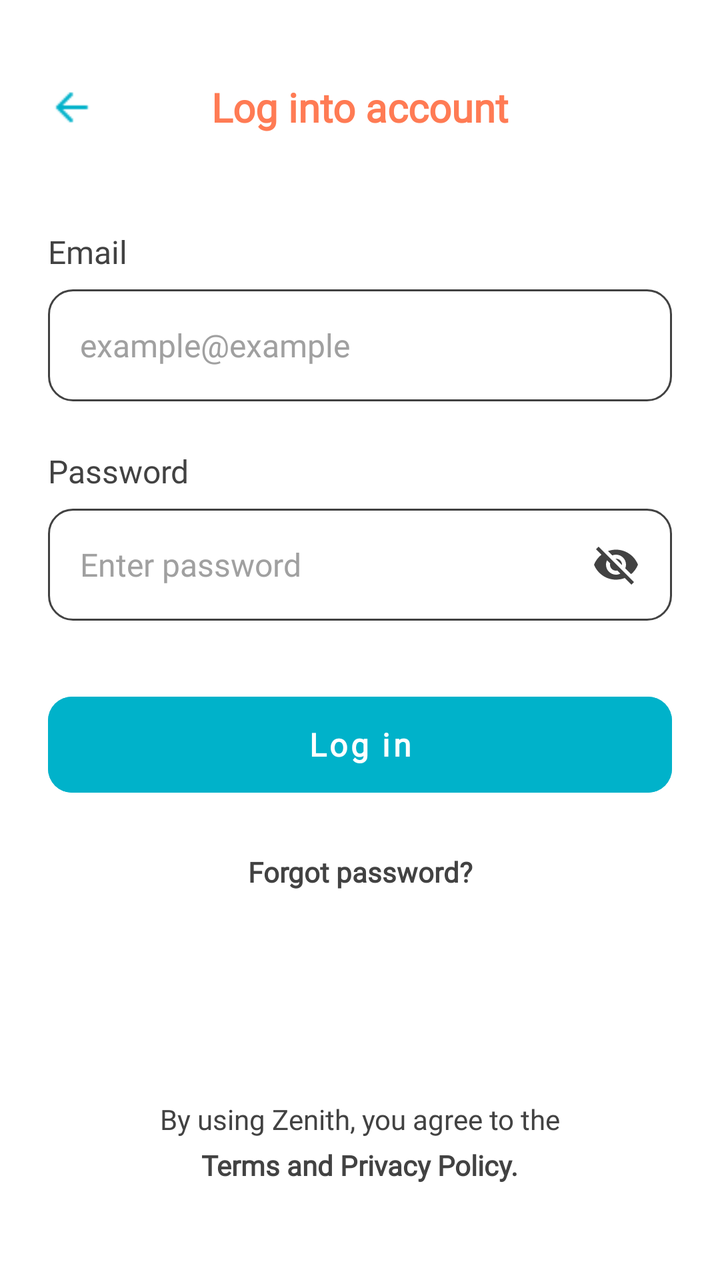
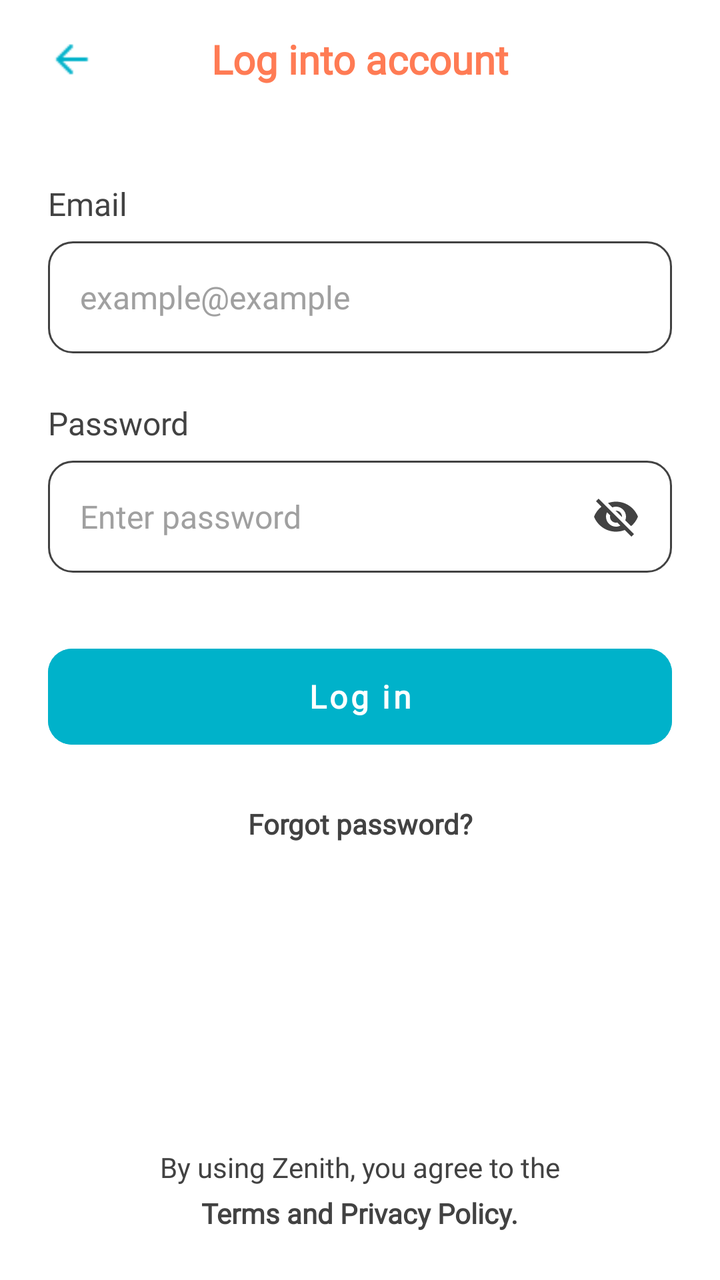

Before-and-after screenshots of an Android layout around one commit, followed by the original layout XML and the change that was made.
<!-- AndroidManifest.xml: application theme Theme.Zenith -->
<!-- res/layout/activity_login.xml -->
<?xml version="1.0" encoding="utf-8"?>
<androidx.constraintlayout.widget.ConstraintLayout
    android:id="@+id/main"
    xmlns:android="http://schemas.android.com/apk/res/android"
    xmlns:app="http://schemas.android.com/apk/res-auto"
    xmlns:tools="http://schemas.android.com/tools"
    android:layout_width="match_parent"
    android:layout_height="match_parent"
    android:background="#FFFFFF"
    android:padding="24dp">

    
    <ImageView
        android:id="@+id/btnBack"
        android:layout_width="24dp"
        android:layout_height="24dp"
        android:src="@drawable/ic_arrow_back"
        app:tint="@color/moonstone"
        android:contentDescription="Back"
        app:layout_constraintStart_toStartOf="parent"
        app:layout_constraintTop_toTopOf="@+id/tvTitle"
        app:layout_constraintBottom_toBottomOf="@+id/tvTitle" />

    
    <TextView
        android:id="@+id/tvTitle"
        android:layout_width="wrap_content"
        android:layout_height="wrap_content"
        android:text="Log into account"
        android:fontFamily="@font/inter"
        android:textColor="@color/coral"
        android:textSize="20sp"
        android:textStyle="bold"
        android:layout_marginTop="16dp"
        app:layout_constraintStart_toStartOf="parent"
        app:layout_constraintEnd_toEndOf="parent"
        app:layout_constraintTop_toTopOf="parent" />

    
    <TextView
        android:id="@+id/labelEmail"
        android:layout_width="wrap_content"
        android:layout_height="wrap_content"
        android:text="Email"
        android:fontFamily="@font/inter"
        android:textColor="@color/text"
        android:textSize="16sp"
        android:layout_marginTop="48dp"
        app:layout_constraintStart_toStartOf="parent"
        app:layout_constraintTop_toBottomOf="@+id/tvTitle" />

    <EditText
        android:id="@+id/etEmail"
        android:layout_width="0dp"
        android:layout_height="56dp"
        android:background="@drawable/bg_input_field"
        android:hint="example@example"
        android:paddingHorizontal="16dp"
        android:inputType="textEmailAddress"
        android:textColor="@color/text"
        android:textColorHint="@color/hint_color"
        android:fontFamily="@font/inter"
        android:textSize="16sp"
        android:layout_marginTop="8dp"
        app:layout_constraintStart_toStartOf="parent"
        app:layout_constraintEnd_toEndOf="parent"
        app:layout_constraintTop_toBottomOf="@+id/labelEmail" />

    
    <TextView
        android:id="@+id/labelPassword"
        android:layout_width="wrap_content"
        android:layout_height="wrap_content"
        android:text="Password"
        android:fontFamily="@font/inter"
        android:textColor="@color/text"
        android:textSize="16sp"
        android:layout_marginTop="24dp"
        app:layout_constraintStart_toStartOf="parent"
        app:layout_constraintTop_toBottomOf="@+id/etEmail" />

    <EditText
        android:id="@+id/etPassword"
        android:layout_width="0dp"
        android:layout_height="56dp"
        android:background="@drawable/bg_input_field"
        android:hint="Enter password"
        android:paddingHorizontal="16dp"
        android:inputType="textPassword"
        android:textColor="@color/text"
        android:textColorHint="@color/hint_color"
        android:fontFamily="@font/inter"
        android:textSize="16sp"
        android:drawableEnd="@drawable/ic_visibility_off"
        android:drawableTint="@color/text"
        android:drawablePadding="12dp"
        android:layout_marginTop="8dp"
        app:layout_constraintStart_toStartOf="parent"
        app:layout_constraintEnd_toEndOf="parent"
        app:layout_constraintTop_toBottomOf="@+id/labelPassword" />

    
    
    <com.google.android.material.button.MaterialButton
        android:id="@+id/btnLogin"
        android:layout_width="0dp"
        android:layout_height="60dp"
        android:text="Log in"
        android:fontFamily="@font/inter"
        android:textStyle="bold"
        android:textSize="16sp"
        android:textColor="#FFFFFF"
        android:backgroundTint="@color/moonstone"
        app:cornerRadius="12dp"
        android:layout_marginTop="32dp"
        android:textAllCaps="false"
        android:elevation="0dp"
        android:stateListAnimator="@null"
        app:layout_constraintStart_toStartOf="parent"
        app:layout_constraintEnd_toEndOf="parent"
        app:layout_constraintTop_toBottomOf="@+id/etPassword" />

    
    <TextView
        android:id="@+id/tvForgotPassword"
        android:layout_width="wrap_content"
        android:layout_height="wrap_content"
        android:text="Forgot password?"
        android:fontFamily="@font/inter"
        android:textStyle="bold"
        android:textColor="@color/text"
        android:textSize="14sp"
        android:layout_marginTop="24dp"
        app:layout_constraintStart_toStartOf="parent"
        app:layout_constraintEnd_toEndOf="parent"
        app:layout_constraintTop_toBottomOf="@+id/btnLogin" />

    
    <LinearLayout
        android:layout_width="wrap_content"
        android:layout_height="wrap_content"
        android:orientation="vertical"
        android:gravity="center_horizontal"
        android:layout_marginBottom="24dp"
        app:layout_constraintStart_toStartOf="parent"
        app:layout_constraintEnd_toEndOf="parent"
        app:layout_constraintBottom_toBottomOf="parent">

        <TextView
            android:layout_width="wrap_content"
            android:layout_height="wrap_content"
            android:text="By using Zenith, you agree to the"
            android:fontFamily="@font/inter"
            android:textColor="@color/text"
            android:textSize="14sp" />

        <TextView
            android:layout_width="wrap_content"
            android:layout_height="wrap_content"
            android:text="Terms and Privacy Policy."
            android:fontFamily="@font/inter"
            android:textStyle="bold"
            android:textColor="@color/text"
            android:textSize="14sp"
            android:layout_marginTop="4dp"/>

    </LinearLayout>

</androidx.constraintlayout.widget.ConstraintLayout>
<!-- resources referenced by this layout -->
<resources>
  <color name="coral">#FFFF7B54</color>
  <color name="hint_color">#A0A0A0</color>
  <color name="moonstone">#FF00B2CA</color>
  <color name="text">#FF424242</color>
  <!-- drawable bg_input_field (drawable) -->
  <?xml version="1.0" encoding="utf-8"?>
  <shape xmlns:android="http://schemas.android.com/apk/res/android">
      
      <solid android:color="#FFFFFF" />
  
      
      <corners android:radius="12dp" />
  
      
      <stroke
          android:width="1dp"
          android:color="@color/text" />
  </shape>
  <!-- drawable ic_arrow_back: png bitmap (drawable, 200 bytes) -->
  <!-- drawable ic_visibility_off (drawable) -->
  <vector xmlns:android="http://schemas.android.com/apk/res/android" android:height="24dp" android:tint="#424242" android:viewportHeight="24" android:viewportWidth="24" android:width="24dp">
        
      <path android:fillColor="@android:color/white" android:pathData="M12,7c2.76,0 5,2.24 5,5 0,0.65 -0.13,1.26 -0.36,1.83l2.92,2.92c1.51,-1.26 2.7,-2.89 3.43,-4.75 -1.73,-4.39 -6,-7.5 -11,-7.5 -1.4,0 -2.74,0.25 -3.98,0.7l2.16,2.16C10.74,7.13 11.35,7 12,7zM2,4.27l2.28,2.28 0.46,0.46C3.08,8.3 1.78,10.02 1,12c1.73,4.39 6,7.5 11,7.5 1.55,0 3.03,-0.3 4.38,-0.84l0.42,0.42L19.73,22 21,20.73 3.27,3 2,4.27zM7.53,9.8l1.55,1.55c-0.05,0.21 -0.08,0.43 -0.08,0.65 0,1.66 1.34,3 3,3 0.22,0 0.44,-0.03 0.65,-0.08l1.55,1.55c-0.67,0.33 -1.41,0.53 -2.2,0.53 -2.76,0 -5,-2.24 -5,-5 0,-0.79 0.2,-1.53 0.53,-2.2zM11.84,9.02l3.15,3.15 0.02,-0.16c0,-1.66 -1.34,-3 -3,-3l-0.17,0.01z"/>
      
  </vector>
  <style name="Theme.Zenith" parent="Theme.MaterialComponents.Light.NoActionBar">
          
          <item name="colorPrimary">@color/moonstone</item>
          <item name="colorPrimaryVariant">@color/caribbean</item>
          <item name="colorOnPrimary">@color/coral</item>
          
          <item name="colorSecondary">@color/coral</item>
          <item name="colorSecondaryVariant">@color/tangerine</item>
          <item name="colorOnSecondary">@color/moonstone</item>
          
          <item name="android:statusBarColor">?attr/colorPrimaryVariant</item>
          
      </style>
  <color name="caribbean">#FF006D77</color>
  <color name="tangerine">#FFFF9576</color>
</resources>

<!-- the commit's change to res/layout/activity_login.xml (unified diff, before → after) -->
@@ -6,8 +6,7 @@
     xmlns:tools="http://schemas.android.com/tools"
     android:layout_width="match_parent"
     android:layout_height="match_parent"
-    android:background="#FFFFFF"
-    android:padding="24dp">
+    android:background="#FFFFFF">
 
     
     <ImageView
@@ -17,6 +16,7 @@
         android:src="@drawable/ic_arrow_back"
         app:tint="@color/moonstone"
         android:contentDescription="Back"
+        android:layout_marginStart="24dp"
         app:layout_constraintStart_toStartOf="parent"
         app:layout_constraintTop_toTopOf="@+id/tvTitle"
         app:layout_constraintBottom_toBottomOf="@+id/tvTitle" />
@@ -46,9 +46,11 @@
         android:textColor="@color/text"
         android:textSize="16sp"
         android:layout_marginTop="48dp"
+        android:layout_marginStart="24dp"
         app:layout_constraintStart_toStartOf="parent"
         app:layout_constraintTop_toBottomOf="@+id/tvTitle" />
 
+    
     <EditText
         android:id="@+id/etEmail"
         android:layout_width="0dp"
@@ -62,6 +64,8 @@
         android:fontFamily="@font/inter"
         android:textSize="16sp"
         android:layout_marginTop="8dp"
+        android:layout_marginStart="24dp"
+        android:layout_marginEnd="24dp"
         app:layout_constraintStart_toStartOf="parent"
         app:layout_constraintEnd_toEndOf="parent"
         app:layout_constraintTop_toBottomOf="@+id/labelEmail" />
@@ -76,9 +80,11 @@
         android:textColor="@color/text"
         android:textSize="16sp"
         android:layout_marginTop="24dp"
+        android:layout_marginStart="24dp"
         app:layout_constraintStart_toStartOf="parent"
         app:layout_constraintTop_toBottomOf="@+id/etEmail" />
 
+    
     <EditText
         android:id="@+id/etPassword"
         android:layout_width="0dp"
@@ -95,11 +101,12 @@
         android:drawableTint="@color/text"
         android:drawablePadding="12dp"
         android:layout_marginTop="8dp"
+        android:layout_marginStart="24dp"
+        android:layout_marginEnd="24dp"
         app:layout_constraintStart_toStartOf="parent"
         app:layout_constraintEnd_toEndOf="parent"
         app:layout_constraintTop_toBottomOf="@+id/labelPassword" />
 
-    
     
     <com.google.android.material.button.MaterialButton
         android:id="@+id/btnLogin"
@@ -113,6 +120,8 @@
         android:backgroundTint="@color/moonstone"
         app:cornerRadius="12dp"
         android:layout_marginTop="32dp"
+        android:layout_marginStart="24dp"
+        android:layout_marginEnd="24dp"
         android:textAllCaps="false"
         android:elevation="0dp"
         android:stateListAnimator="@null"
